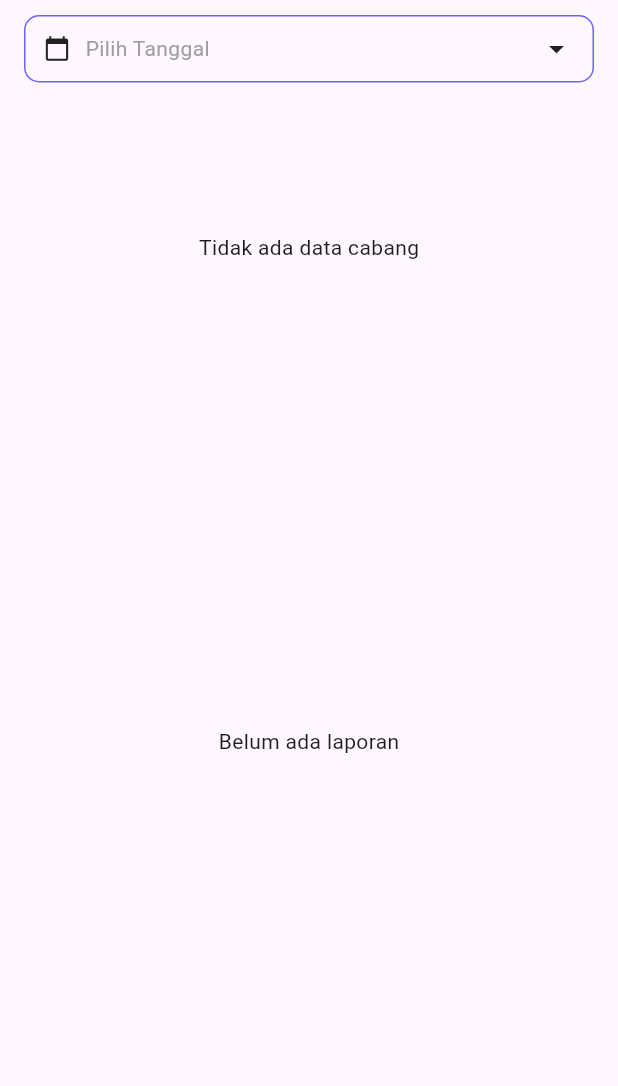
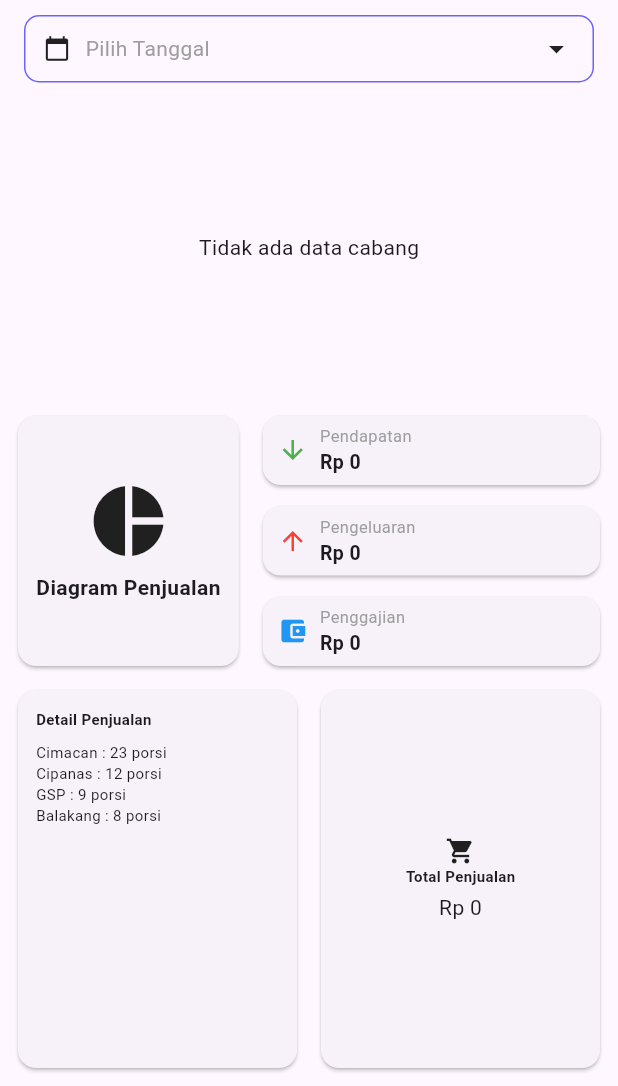
Before and after one commit to Raflirr70/KP_v2, a Flutter app: the Monitoring screen opened directly, after a tap on "Per Hari", on a phone screen of 412 x 824 dp, the part 150-1236 px from its top. Run offline on Flutter 3.47's test engine with Material 3 defaults, Android fonts, the light colour scheme and no system bars; our stand-ins replace cloud_firestore, firebase_auth, firebase_core, fl_chart, google_fonts, shared_preferences; accounts and stored records are empty.

Commit message:
Membangun tampilan laporan perhari

```diff
--- a/lib/screen/owner/monitoring.dart
+++ b/lib/screen/owner/monitoring.dart
@@ -3,6 +3,7 @@ import 'package:kerprak/model/laporan.dart';
 import 'package:kerprak/widget/list/list_laporan.dart';
 import 'package:kerprak/widget/menu/LineChartPendapatanAll.dart';
 import 'package:kerprak/widget/menu/bar_chart_pendapatan_pengeluaran_cabang.dart';
+import 'package:kerprak/widget/menu/laporan_harian.dart';
 import 'package:kerprak/widget/navbar/appbar_admin.dart';
 import 'package:provider/provider.dart';
 import 'package:intl/intl.dart';
@@ -57,6 +58,7 @@ class _MonitoringState extends State<Monitoring> {
             ),
 
             // ================= LIST =================
+            if (_current == MonitoringType.keseluruhan) ...[
               Expanded(
                 child: FutureBuilder(
                   future: Provider.of<Laporans>(
@@ -67,10 +69,15 @@ class _MonitoringState extends State<Monitoring> {
                     if (snapshot.connectionState == ConnectionState.waiting) {
                       return const Center(child: CircularProgressIndicator());
                     }
+
                     return const ListLaporanWidget();
                   },
                 ),
               ),
+            ] else if (_current == MonitoringType.perhari) ...[
+              Expanded(child: LaporanHarian()),
+            ] else
+              Expanded(child: Text("Data Penjualan")),
           ],
         ),
       ),
--- /dev/null
+++ b/lib/widget/menu/laporan_harian.dart
@@ -0,0 +1,202 @@
+import 'package:flutter/material.dart';
+
+class LaporanHarian extends StatelessWidget {
+  const LaporanHarian({super.key});
+
+  @override
+  Widget build(BuildContext context) {
+    return Padding(
+      padding: const EdgeInsets.all(8),
+      child: Column(
+        children: [
+          // ===== BAGIAN ATAS =====
+          SizedBox(
+            height: 175,
+            child: Row(
+              children: [
+                // Diagram
+                Expanded(
+                  flex: 2,
+                  child: Card(
+                    shape: RoundedRectangleBorder(
+                      borderRadius: BorderRadius.circular(12),
+                    ),
+                    child: Column(
+                      mainAxisAlignment: MainAxisAlignment.center,
+                      children: const [
+                        Icon(Icons.pie_chart, size: 56),
+                        SizedBox(height: 6),
+                        Text(
+                          "Diagram Penjualan",
+                          style: TextStyle(
+                            fontSize: 14,
+                            fontWeight: FontWeight.bold,
+                          ),
+                        ),
+                      ],
+                    ),
+                  ),
+                ),
+
+                const SizedBox(width: 8),
+
+                // Statistik
+                Expanded(
+                  flex: 3,
+                  child: Column(
+                    children: [
+                      _infoCard(
+                        icon: Icons.arrow_downward,
+                        title: "Pendapatan",
+                        value: "Rp 0",
+                        color: Colors.green,
+                      ),
+                      const SizedBox(height: 6),
+                      _infoCard(
+                        icon: Icons.arrow_upward,
+                        title: "Pengeluaran",
+                        value: "Rp 0",
+                        color: Colors.red,
+                      ),
+                      const SizedBox(height: 6),
+                      _infoCard(
+                        icon: Icons.account_balance_wallet,
+                        title: "Penggajian",
+                        value: "Rp 0",
+                        color: Colors.blue,
+                      ),
+                    ],
+                  ),
+                ),
+              ],
+            ),
+          ),
+
+          const SizedBox(height: 8),
+
+          // ===== BAGIAN BAWAH =====
+          Expanded(
+            child: Row(
+              children: [
+                Expanded(
+                  child: Card(
+                    shape: RoundedRectangleBorder(
+                      borderRadius: BorderRadius.circular(12),
+                    ),
+                    child: const Padding(
+                      padding: EdgeInsets.all(12),
+                      child: Column(
+                        crossAxisAlignment: CrossAxisAlignment.start,
+                        children: [
+                          Text(
+                            "Detail Penjualan",
+                            style: TextStyle(
+                              fontWeight: FontWeight.bold,
+                              fontSize: 10,
+                            ),
+                          ),
+                          SizedBox(height: 8),
+                          Text(
+                            "Cimacan : 23 porsi",
+                            style: TextStyle(fontSize: 10),
+                          ),
+                          Text(
+                            "Cipanas : 12 porsi",
+                            style: TextStyle(fontSize: 10),
+                          ),
+                          Text("GSP : 9 porsi", style: TextStyle(fontSize: 10)),
+                          Text(
+                            "Balakang : 8 porsi",
+                            style: TextStyle(fontSize: 10),
+                          ),
+                        ],
+                      ),
+                    ),
+                  ),
+                ),
+
+                const SizedBox(width: 8),
+
+                Expanded(
+                  child: Card(
+                    shape: RoundedRectangleBorder(
+                      borderRadius: BorderRadius.circular(12),
+                    ),
+                    child: _summaryCard(
+                      title: "Total Penjualan",
+                      value: "Rp 0",
+                      icon: Icons.shopping_cart,
+                    ),
+                  ),
+                ),
+              ],
+            ),
+          ),
+        ],
+      ),
+    );
+  }
+
+  // ===== KARTU STATISTIK KECIL =====
+  static Widget _infoCard({
+    required IconData icon,
+    required String title,
+    required String value,
+    required Color color,
+  }) {
+    return Expanded(
+      child: Card(
+        shape: RoundedRectangleBorder(borderRadius: BorderRadius.circular(12)),
+        child: Padding(
+          padding: const EdgeInsets.symmetric(horizontal: 10),
+          child: Row(
+            children: [
+              Icon(icon, color: color, size: 20),
+              const SizedBox(width: 8),
+              Column(
+                mainAxisAlignment: MainAxisAlignment.center,
+                crossAxisAlignment: CrossAxisAlignment.start,
+                children: [
+                  Text(
+                    title,
+                    style: const TextStyle(fontSize: 11, color: Colors.grey),
+                  ),
+                  Text(
+                    value,
+                    style: const TextStyle(
+                      fontSize: 13,
+                      fontWeight: FontWeight.bold,
+                    ),
+                  ),
+                ],
+              ),
+            ],
+          ),
+        ),
+      ),
+    );
+  }
+
+  // ===== KARTU RINGKASAN =====
+  static Widget _summaryCard({
+    required String title,
+    required String value,
+    required IconData icon,
+  }) {
+    return Padding(
+      padding: const EdgeInsets.all(12),
+      child: Column(
+        mainAxisAlignment: MainAxisAlignment.center,
+        children: [
+          Icon(icon, size: 20),
+          Text(
+            title,
+            style: const TextStyle(fontWeight: FontWeight.bold, fontSize: 10),
+          ),
+          const SizedBox(height: 4),
+          Text(value),
+        ],
+      ),
+    );
+  }
+}
```
Lines whose indentation alone changed are shown as unchanged.
